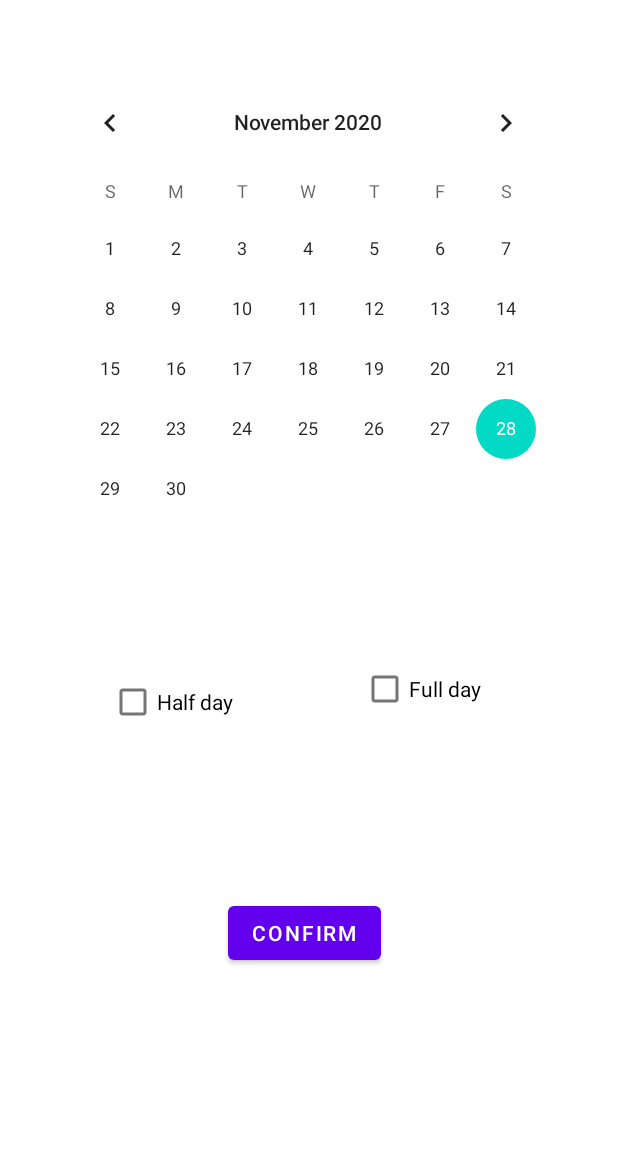
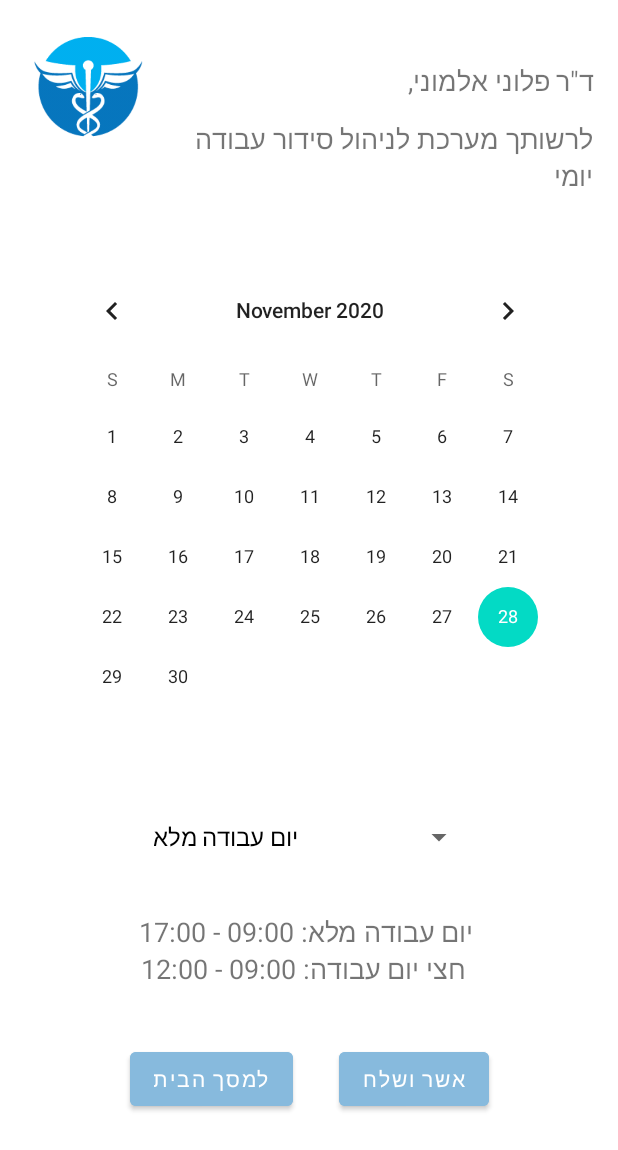
Before and after one commit to bmitay4/HMO, an Android app: the SetAppointment screen opened directly, with no data from a screen before it, on a phone screen of 412 x 824 dp. Shown: the top 1150 px of the screen. Run offline under Robolectric (Android 15) with nearby library versions, the phone set to English and light mode, and no system bars; our stand-ins replace Firebase (no records; nobody signed in at launch, a user with empty details on screens opened directly); 1 statement that could not run was skipped.

Commit message:
Update - Link the doctors' schedules page to their activity page, and synchronize it with the database according to the entries in the calendar.

```diff
--- a/app/src/main/java/com/example/hmo/BookAppointment.java
+++ b/app/src/main/java/com/example/hmo/BookAppointment.java
@@ -87,7 +87,7 @@ public class BookAppointment extends AppCompatActivity {
 
                             for (DataSnapshot value : snapshot.getChildren()) {
                                 Appointment apt = value.getValue(Appointment.class);
-                                if (apt.getAvilable()) {
+                                if (apt.getAvailable()) {
                                     listapt.add(apt);
                                 }
                             }
--- a/app/src/main/java/com/example/hmo/ConfirmAppointment.java
+++ b/app/src/main/java/com/example/hmo/ConfirmAppointment.java
@@ -33,7 +33,7 @@ public class ConfirmAppointment extends AppCompatActivity {
 
     private void ConfirmBooking() {
         // Changing appointments settings
-        apt.setAvilable(false);
+        apt.setAvailable(false);
         apt.setUserID(user.getUserID());
         apt.setUserName(user.getUserFirstName());
         apt.setUserLastName(user.getUserLastName());
--- a/app/src/main/java/com/example/hmo/SetAppointment.java
+++ b/app/src/main/java/com/example/hmo/SetAppointment.java
@@ -2,145 +2,123 @@ package com.example.hmo;
 
 import android.os.Bundle;
 import android.util.Log;
-import android.view.View;
+import android.widget.ArrayAdapter;
 import android.widget.Button;
 import android.widget.CalendarView;
-import android.widget.CheckBox;
+import android.widget.Spinner;
+import android.widget.TextView;
 import android.widget.Toast;
 
 import androidx.annotation.NonNull;
 import androidx.appcompat.app.AppCompatActivity;
 
 import com.google.android.gms.tasks.OnFailureListener;
-import com.google.firebase.auth.FirebaseAuth;
 import com.google.firebase.database.DatabaseReference;
 import com.google.firebase.database.FirebaseDatabase;
 
 import java.text.SimpleDateFormat;
+import java.util.Calendar;
 import java.util.Date;
 
 public class SetAppointment extends AppCompatActivity {
-
-    private FirebaseDatabase fdb;
+    private static final String TAG = "MyActivity";
+    private Button submit, goHome;
+    private Spinner spinnerChoose;
+    private CalendarView calendar;
+    private NewDoctor doctor;
     private DatabaseReference refdb;
-    private FirebaseAuth mAuth;
-    private static final String TAG = "MyActivity";
-    private NewDoctor doc;
-    private String date,dbdate, workday,first_apt,second_apt;
-    private CalendarView cal;
-    private CheckBox halfday, fullday;
-    private Button confirm;
+    private String date, dbdate, first_apt, second_apt;
 
     @Override
     protected void onCreate(Bundle savedInstanceState) {
         super.onCreate(savedInstanceState);
         setContentView(R.layout.activity_set_appointment);
-        doc = (NewDoctor) getIntent().getSerializableExtra("doc");
-        cal = findViewById(R.id.caldoc);
-        halfday = findViewById(R.id.halfday);
-        fullday = findViewById(R.id.fullday);
-        confirm = findViewById(R.id.confirm_doc_workday);
 
-        // Pick half or full day
-        halfday.setOnClickListener(v -> halfday_onClick(v));
-        fullday.setOnClickListener(v -> fullday_onClick(v));
+        setValues();
 
-        // Pick date
-        cal.setOnDateChangeListener(new CalendarView.OnDateChangeListener() {
+        calendar.setOnDateChangeListener(new CalendarView.OnDateChangeListener() {
             @Override
             public void onSelectedDayChange(@NonNull CalendarView calendarView, int year, int month, int dayOfMonth) {
-                date =dayOfMonth+"."+(month+1)+"."+year;
-                dbdate = date.replace(".","");
+                date = dayOfMonth + "." + (month + 1) + "." + year;
+                dbdate = date.replace(".", "");
             }
         });
-        // Confirm picks
-        confirm.setOnClickListener(v -> ConfirmWorkday(v));
+        submit.setOnClickListener(v -> ConfirmWorkday());
+        goHome.setOnClickListener(v -> this.finish());
     }
 
-    // Check that both half and full are not picked
-    private void halfday_onClick(View v) {
-        if (fullday.isChecked()) {
-            halfday.setChecked(false);
-            workday = "full";
-        } else {
-            workday = "half";
-        }
-    }
+    private void setValues() {
+        doctor = (NewDoctor) getIntent().getSerializableExtra("doctor");
+        TextView doctorName = findViewById(R.id.txt_DSchedulesName);
+        doctorName.setText(" ד\"ר " + doctor.getUserFirstName() + " " + doctor.getUserLastName() + " שלום,");
 
-    private void fullday_onClick(View v) {
-        if (halfday.isChecked()) {
-            fullday.setChecked(false);
-            workday = "half";
-        } else {
-            workday = "full";
-        }
+        submit = findViewById(R.id.button_DScheduleConfirm);
+        goHome = findViewById(R.id.button_DScheduleReturn);
+        spinnerChoose = findViewById(R.id.spinner_DSchedule);
+        calendar = findViewById(R.id.calender_DSchedule);
+        calendar.setFirstDayOfWeek(Calendar.SUNDAY);
+        ArrayAdapter<String> adapter = new ArrayAdapter<>(this, android.R.layout.simple_spinner_dropdown_item, new String[]{"יום עבודה מלא", "חצי יום"});
+        spinnerChoose.setAdapter(adapter);
     }
 
     // Confirm the workday
-    private void ConfirmWorkday(View v) {
+    private void ConfirmWorkday() {
         // Get todays date and format it
         SimpleDateFormat formatter = new SimpleDateFormat("dd.MM.yyyy");
         Date today = new Date();
 
         // Check if date is picked
-        if(date == null){
+        if (date == null) {
             Log.d(TAG, "no date");
             Toast.makeText(SetAppointment.this, "No date picked",
                     Toast.LENGTH_SHORT).show();
         }
-        // TODO: need to check how if the day picked is before "today"
+//        // TODO: need to check how if the day picked is before "today"
 //        else if(date < today.toString() ){
 //            Log.d(TAG, "Invalied date");
 //            Toast.makeText(SetAppointment.this, "Invalied date",
 //                    Toast.LENGTH_SHORT).show();
 //        }
-        else if( !halfday.isChecked() && !fullday.isChecked()){
-            Log.d(TAG, "no workday");
-            Toast.makeText(SetAppointment.this, "Pick half or full day",
-                    Toast.LENGTH_SHORT).show();
-        }
-        else{
+        else {
             // Connect to DB. Appointments -> DocID -> Date
-            fdb = FirebaseDatabase.getInstance();
-            refdb = fdb.getReference().child("Appointments").child(doc.getUserID()).child(dbdate);
+            FirebaseDatabase fdb = FirebaseDatabase.getInstance();
+            refdb = fdb.getReference().child("Appointments").child(doctor.getUserID()).child(dbdate);
 
             // Set appointments in every 30 min
-            for(int i = 9; i<12 ;i++ )
-            {
-                if(i == 9){
-                    first_apt = "0"+i+":00";
-                    second_apt = "0"+i+":30";
-                }
-                else{
-                    first_apt = i+":00";
-                    second_apt = i+":30";
+            for (int i = 9; i <= 12; i++) {
+                if (i == 9) {
+                    first_apt = "0" + i + ":00";
+                    second_apt = "0" + i + ":30";
+                } else {
+                    first_apt = i + ":00";
+                    second_apt = i + ":30";
                 }
                 set_appointment(first_apt);
                 set_appointment(second_apt);
 
             }
             // Check if it's full day
-            if(workday.equals("full")){
-                for(int i = 13; i<16 ;i++ ){
-                    first_apt = i+":00";
-                    second_apt = i+":30";
+            if (spinnerChoose.getSelectedItem().toString().contains("מלא")) {
+                for (int i = 13; i <= 16; i++) {
+                    first_apt = i + ":00";
+                    second_apt = i + ":30";
                     set_appointment(first_apt);
                     set_appointment(second_apt);
                 }
             }
-            Toast.makeText(getApplicationContext(), "Date confirmed", Toast.LENGTH_LONG).show();
+            Toast.makeText(getApplicationContext(), "הסידור התווסף בהצלחה", Toast.LENGTH_LONG).show();
         }
 
     }
 
-    private void set_appointment(String time){
+    private void set_appointment(String time) {
         // Create an Appointment object with all the data
         Appointment e1 = new Appointment(
                 date,
                 time,
-                doc.getUserID(),
-                doc.getUserFirstName(),
-                doc.getUserLastName(),
+                doctor.getUserID(),
+                doctor.getUserFirstName(),
+                doctor.getUserLastName(),
                 "",
                 "",
                 "",
@@ -150,9 +128,13 @@ public class SetAppointment extends AppCompatActivity {
         refdb.child(first_apt).setValue(e1).addOnFailureListener(new OnFailureListener() {
             @Override
             public void onFailure(@NonNull Exception e) {
-                Log.d(TAG, "problem inserting appointment "+time+" "+e);
+                Log.d(TAG, "problem inserting appointment " + time + " " + e);
                 e.printStackTrace();
             }
         });
     }
+
+    private void print(Object s) {
+        System.out.println(s);
+    }
 }
--- a/app/src/main/res/layout/activity_login_client.xml
+++ b/app/src/main/res/layout/activity_login_client.xml
@@ -156,7 +156,7 @@
         app:layout_constraintVertical_bias="0.382" />
 
     <Button
-        android:id="@+id/button_medicalFile"
+        android:id="@+id/button_CMedicalFile"
         android:layout_width="172dp"
         android:layout_height="wrap_content"
         android:backgroundTint="#87BADD"
--- a/app/src/main/res/layout/activity_login_doctor.xml
+++ b/app/src/main/res/layout/activity_login_doctor.xml
@@ -6,7 +6,7 @@
     android:layout_height="match_parent"
     android:layoutDirection="ltr"
     android:layout_alignParentEnd="true"
-    tools:context=".ClientLogin">
+    tools:context=".DoctorLogin">
 
     <TextView
         android:id="@+id/txt_TipTitle"
@@ -156,7 +156,7 @@
         app:layout_constraintVertical_bias="0.382" />
 
     <Button
-        android:id="@+id/button_medicalFile"
+        android:id="@+id/button_DocSchedules"
         android:layout_width="172dp"
         android:layout_height="wrap_content"
         android:backgroundTint="#87BADD"
--- a/app/src/main/res/layout/activity_main.xml
+++ b/app/src/main/res/layout/activity_main.xml
@@ -2,6 +2,8 @@
 <androidx.constraintlayout.widget.ConstraintLayout xmlns:android="http://schemas.android.com/apk/res/android"
     xmlns:app="http://schemas.android.com/apk/res-auto"
     xmlns:tools="http://schemas.android.com/tools"
+    android:layoutDirection="ltr"
+    android:layout_alignParentEnd="true"
     android:layout_width="match_parent"
     android:layout_height="match_parent"
     tools:context=".MainActivity">
@@ -12,12 +14,12 @@
         android:layout_width="wrap_content"
         android:layout_height="wrap_content"
         android:backgroundTint="#EAEBEC"
-        android:text="כניסת צוות"
+        android:text="ניהול"
         android:textColor="#000000"
         android:textSize="14sp"
         app:layout_constraintBottom_toBottomOf="parent"
         app:layout_constraintEnd_toEndOf="parent"
-        app:layout_constraintHorizontal_bias="0.056"
+        app:layout_constraintHorizontal_bias="0.049"
         app:layout_constraintStart_toStartOf="parent"
         app:layout_constraintTop_toTopOf="parent"
         app:layout_constraintVertical_bias="0.023" />
--- a/app/src/main/res/layout/activity_management_doctor.xml
+++ b/app/src/main/res/layout/activity_management_doctor.xml
@@ -151,7 +151,7 @@
         android:id="@+id/MDocSpinner"
         android:layout_width="245dp"
         android:layout_height="44dp"
-
+        android:gravity="right|center_vertical"
         app:layout_constraintBottom_toBottomOf="parent"
         app:layout_constraintEnd_toEndOf="parent"
         app:layout_constraintHorizontal_bias="0.602"
--- a/app/src/main/res/layout/activity_set_appointment.xml
+++ b/app/src/main/res/layout/activity_set_appointment.xml
@@ -4,57 +4,109 @@
     xmlns:tools="http://schemas.android.com/tools"
     android:layout_width="match_parent"
     android:layout_height="match_parent"
+    android:layoutDirection="ltr"
+    android:layout_alignParentEnd="true"
     tools:context=".SetAppointment">
 
-    <CalendarView
-        android:id="@+id/caldoc"
+    <Button
+        android:id="@+id/button_DScheduleReturn"
         android:layout_width="wrap_content"
         android:layout_height="wrap_content"
+        android:backgroundTint="#87BADD"
+        android:text="למסך הבית"
         app:layout_constraintBottom_toBottomOf="parent"
         app:layout_constraintEnd_toEndOf="parent"
-        app:layout_constraintHorizontal_bias="0.491"
+        app:layout_constraintHorizontal_bias="0.285"
         app:layout_constraintStart_toStartOf="parent"
         app:layout_constraintTop_toTopOf="parent"
-        app:layout_constraintVertical_bias="0.099" />
+        app:layout_constraintVertical_bias="0.896" />
 
-    <CheckBox
-        android:id="@+id/halfday"
+    <TextView
+        android:id="@+id/txt_DSchedulesName2"
         android:layout_width="wrap_content"
         android:layout_height="wrap_content"
-        android:layout_marginTop="17dp"
-        android:text="Half day"
+        android:text="יום עבודה מלא: 09:00 - 17:00 \n חצי יום עבודה: 09:00 - 12:00"
+        android:textSize="18sp"
         app:layout_constraintBottom_toBottomOf="parent"
         app:layout_constraintEnd_toEndOf="parent"
-        app:layout_constraintHorizontal_bias="0.22"
+        app:layout_constraintHorizontal_bias="0.475"
         app:layout_constraintStart_toStartOf="parent"
-        app:layout_constraintTop_toBottomOf="@+id/caldoc"
-        app:layout_constraintVertical_bias="0.11" />
+        app:layout_constraintTop_toTopOf="parent"
+        app:layout_constraintVertical_bias="0.786" />
 
-    <CheckBox
-        android:id="@+id/fullday"
+    <TextView
+        android:id="@+id/txt_DSchedulesTitle"
         android:layout_width="wrap_content"
         android:layout_height="wrap_content"
-        android:layout_marginStart="80dp"
-        android:layout_marginTop="49dp"
-        android:text="Full day"
+        android:text="לרשותך מערכת לניהול סידור עבודה\nיומי"
+        android:textSize="18sp"
         app:layout_constraintBottom_toBottomOf="parent"
         app:layout_constraintEnd_toEndOf="parent"
-        app:layout_constraintHorizontal_bias="0.054"
-        app:layout_constraintStart_toEndOf="@+id/halfday"
-        app:layout_constraintTop_toBottomOf="@+id/caldoc"
-        app:layout_constraintVertical_bias="0.0" />
+        app:layout_constraintHorizontal_bias="0.886"
+        app:layout_constraintStart_toStartOf="parent"
+        app:layout_constraintTop_toTopOf="parent"
+        app:layout_constraintVertical_bias="0.103" />
+
+    <TextView
+        android:id="@+id/txt_DSchedulesName"
+        android:layout_width="wrap_content"
+        android:layout_height="wrap_content"
+        android:text='ד"ר פלוני אלמוני,'
+        android:textSize="18sp"
+        app:layout_constraintBottom_toBottomOf="parent"
+        app:layout_constraintEnd_toEndOf="parent"
+        app:layout_constraintHorizontal_bias="0.944"
+        app:layout_constraintStart_toStartOf="parent"
+        app:layout_constraintTop_toTopOf="parent"
+        app:layout_constraintVertical_bias="0.052" />
+
+    <CalendarView
+        android:id="@+id/calender_DSchedule"
+        android:layout_width="wrap_content"
+        android:layout_height="wrap_content"
+        android:gravity="center"
+        app:layout_constraintBottom_toBottomOf="parent"
+        app:layout_constraintEnd_toEndOf="parent"
+        app:layout_constraintHorizontal_bias="0.508"
+        app:layout_constraintStart_toStartOf="parent"
+        app:layout_constraintTop_toTopOf="parent"
+        app:layout_constraintVertical_bias="0.356" />
+
+    <ImageView
+        android:id="@+id/img_MiniLogo"
+        android:layout_width="85dp"
+        android:layout_height="74dp"
+        app:layout_constraintBottom_toBottomOf="parent"
+        app:layout_constraintEnd_toEndOf="parent"
+        app:layout_constraintHorizontal_bias="0.049"
+        app:layout_constraintStart_toStartOf="parent"
+        app:layout_constraintTop_toTopOf="parent"
+        app:layout_constraintVertical_bias="0.024"
+        app:srcCompat="@drawable/minilogo" />
 
     <Button
-        android:id="@+id/confirm_doc_workday"
+        android:id="@+id/button_DScheduleConfirm"
         android:layout_width="wrap_content"
         android:layout_height="wrap_content"
-        android:layout_marginTop="212dp"
-        android:text="Confirm"
+        android:backgroundTint="#87BADD"
+        android:text="אשר ושלח"
         app:layout_constraintBottom_toBottomOf="parent"
         app:layout_constraintEnd_toEndOf="parent"
-        app:layout_constraintHorizontal_bias="0.49"
+        app:layout_constraintHorizontal_bias="0.724"
         app:layout_constraintStart_toStartOf="parent"
-        app:layout_constraintTop_toBottomOf="@+id/caldoc"
-        app:layout_constraintVertical_bias="0.0" />
+        app:layout_constraintTop_toTopOf="parent"
+        app:layout_constraintVertical_bias="0.896" />
+
+    <Spinner
+        android:id="@+id/spinner_DSchedule"
+        android:layout_width="222dp"
+        android:layout_height="wrap_content"
+        android:gravity="right|center_vertical"
+        app:layout_constraintBottom_toBottomOf="parent"
+        app:layout_constraintEnd_toEndOf="parent"
+        app:layout_constraintHorizontal_bias="0.497"
+        app:layout_constraintStart_toStartOf="parent"
+        app:layout_constraintTop_toTopOf="parent"
+        app:layout_constraintVertical_bias="0.688" />
 
 </androidx.constraintlayout.widget.ConstraintLayout>
--- a/app/src/main/res/values/strings.xml
+++ b/app/src/main/res/values/strings.xml
@@ -1,3 +1,5 @@
 <resources>
     <string name="app_name">שירותי קופ\"ח בריאות בקלות</string>
+    <string name="teamText">כניסת צוות</string>
+    <string name="textLogin">כניסה למערכת</string>
 </resources>
```
Also changed, not shown: app/src/main/java/com/example/hmo/Appointment.java (+44 -55 lines), app/src/main/java/com/example/hmo/DoctorLogin.java (+13 -0 lines), app/src/main/res/layout/activity_register.xml (deleted, +0 -152 lines).
